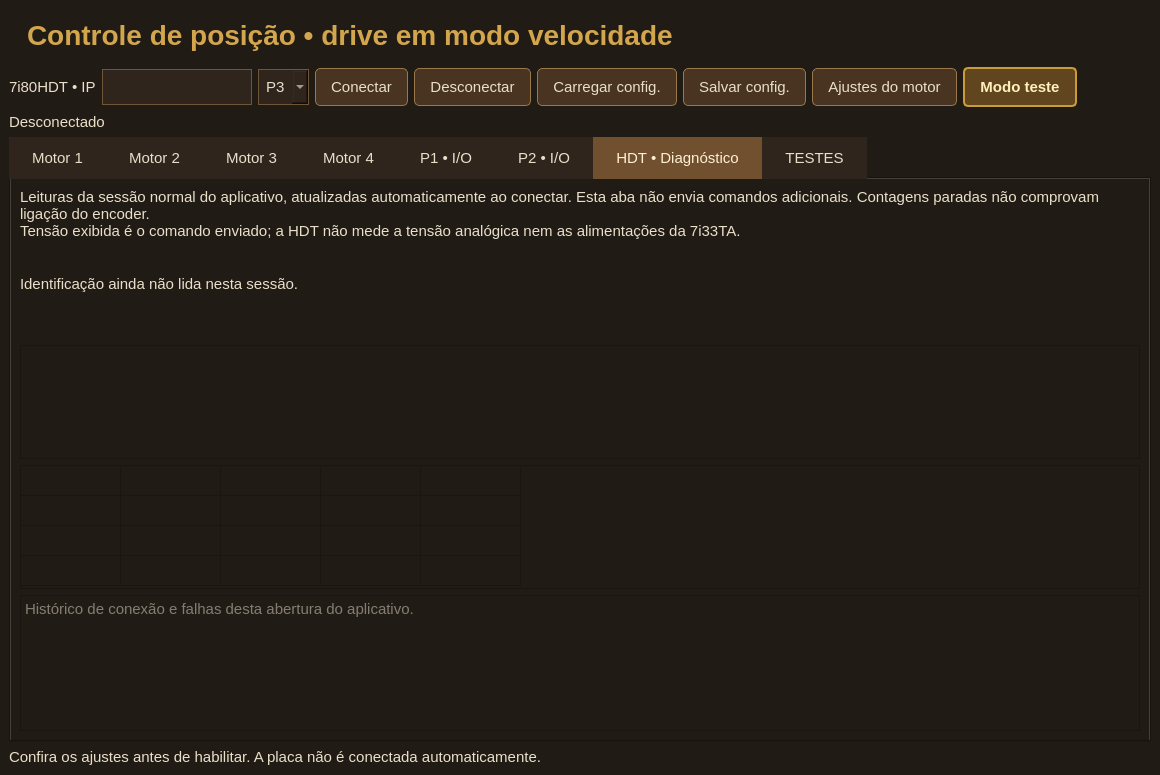
Qt form app/mainwindow.ui (diegotine/servo_7i80hdt_7i33ta) before a commit.
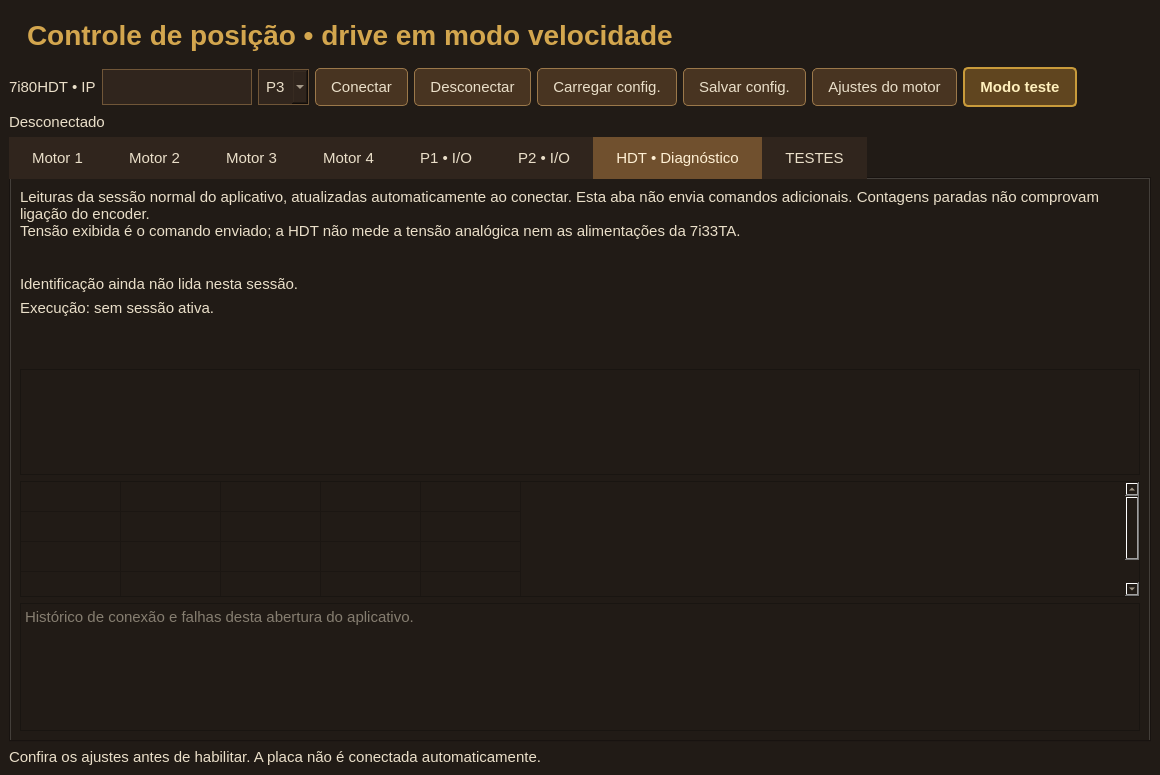
The same form after that commit. The open tabs and pages were chosen to show the change. Custom widgets are drawn as their Qt base class.

Commit message: Improve 0.2.1 servo timing and runtime diagnostics

Diff of the .ui file:
```diff
--- a/app/mainwindow.ui
+++ b/app/mainwindow.ui
@@ -6383,8 +6383,17 @@
           </property>
          </widget>
         </item>
+        <item>
+         <widget class="QLabel" name="diagRuntime">
+          <property name="text"><string>Execução: sem sessão ativa.</string></property>
+          <property name="wordWrap"><bool>true</bool></property>
+          <property name="textFormat"><enum>Qt::PlainText</enum></property>
+         </widget>
+        </item>
         <item>
          <widget class="QLabel" name="diagTiming">
+          <property name="wordWrap"><bool>true</bool></property>
+          <property name="textFormat"><enum>Qt::PlainText</enum></property>
           <property name="sizePolicy">
            <sizepolicy hsizetype="Preferred" vsizetype="Preferred">
             <horstretch>0</horstretch>
```
The commit also changes 19 other files.
